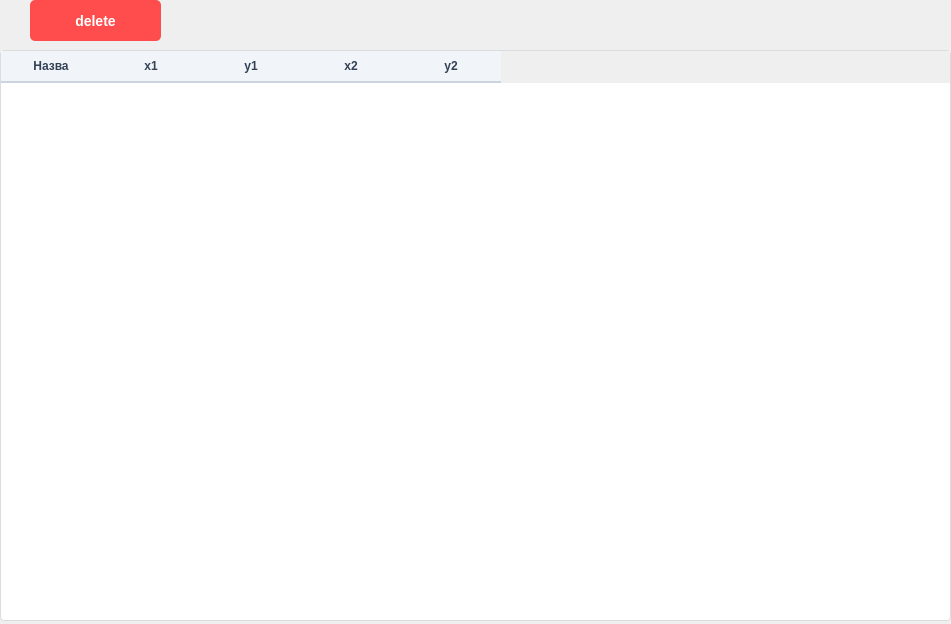
Old version of the form Lab5/figurestable.ui in the repository kolagusak752-kpi/OOP_Labs.
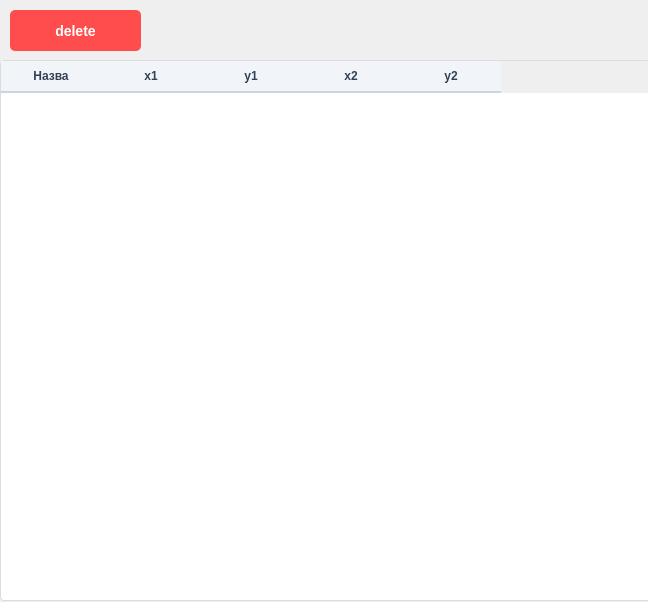
New version of the form.

Diff of the .ui file:
```diff
--- a/Lab5/figurestable.ui
+++ b/Lab5/figurestable.ui
@@ -6,8 +6,8 @@
    <rect>
     <x>0</x>
     <y>0</y>
-    <width>951</width>
-    <height>624</height>
+    <width>648</width>
+    <height>602</height>
    </rect>
   </property>
   <property name="windowTitle">
@@ -65,9 +65,9 @@
    <property name="geometry">
     <rect>
      <x>0</x>
-     <y>50</y>
-     <width>951</width>
-     <height>571</height>
+     <y>60</y>
+     <width>651</width>
+     <height>541</height>
     </rect>
    </property>
    <column>
@@ -99,8 +99,8 @@
   <widget class="QPushButton" name="deleteButton">
    <property name="geometry">
     <rect>
-     <x>30</x>
-     <y>0</y>
+     <x>10</x>
+     <y>10</y>
      <width>131</width>
      <height>41</height>
     </rect>
```
